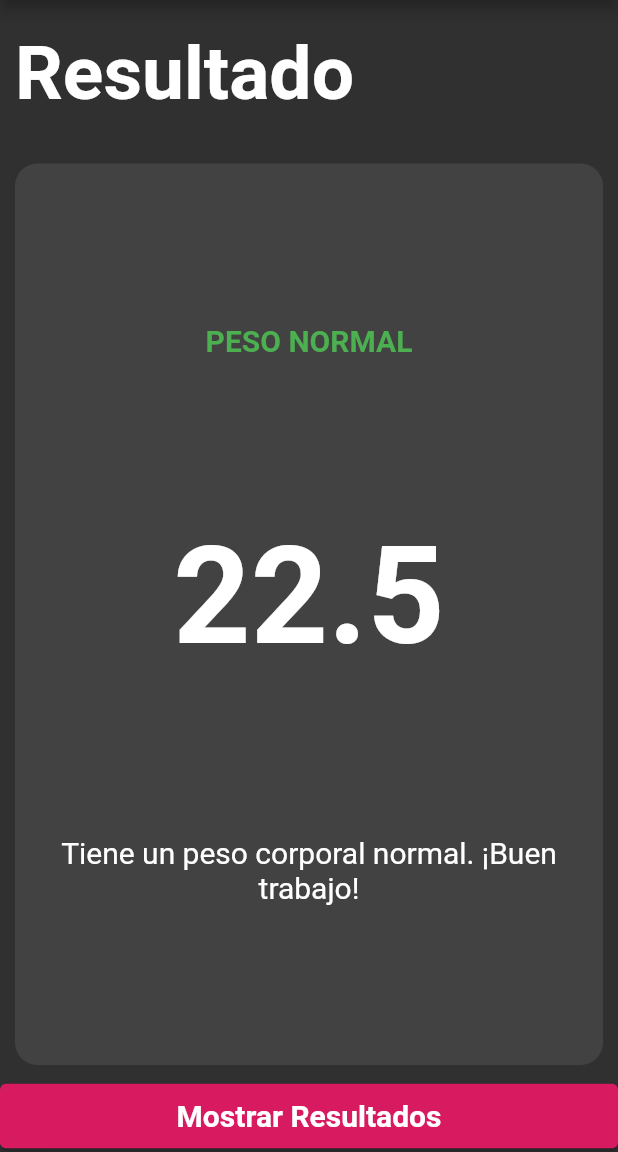
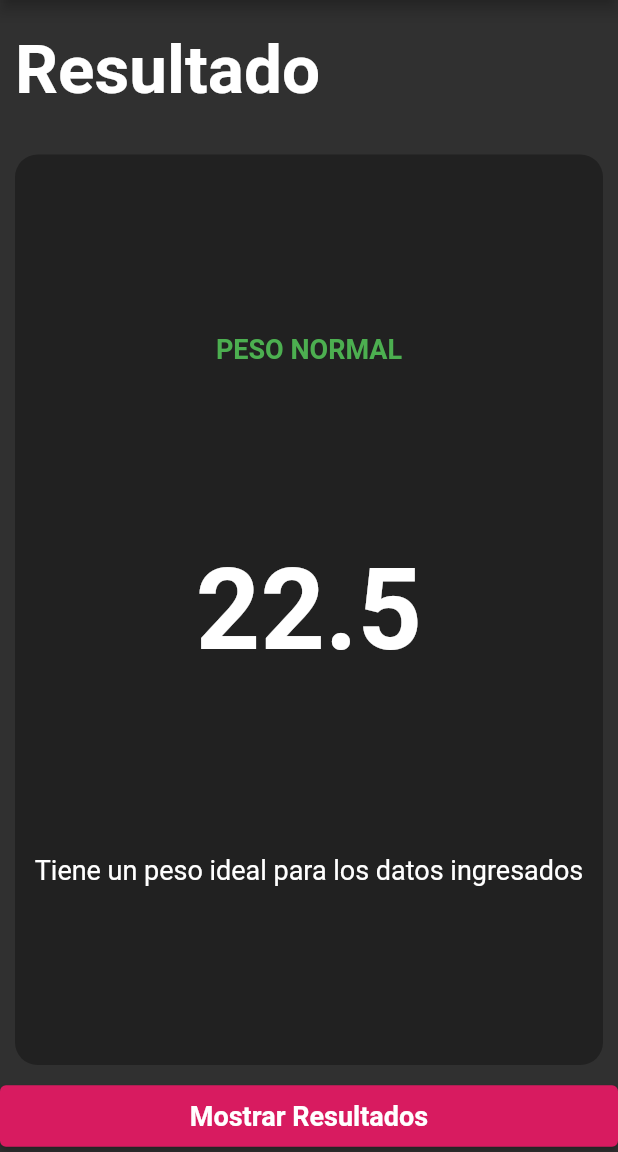
Before and after one commit to juan5d/taller3, a Flutter app: the screen it shows after launch, after a tap on "Mostrar Resultados", on a phone screen of 412 x 824 dp, the part 84-1236 px from its top. Run offline on Flutter 3.47's test engine with Material 2 defaults, Android fonts, the phone set to English and light mode, and no system bars; our stand-ins replace material_design_icons_flutter; Roboto replaces fonts that are missing (RobotoMono).

Commit message:
fix resultados

```diff
--- a/lib/page/resultados-page.dart
+++ b/lib/page/resultados-page.dart
@@ -1,3 +1,5 @@
+import 'dart:math';
+
 import 'package:flutter/material.dart';
 
 class ResultadosPage extends StatelessWidget {
@@ -9,7 +11,6 @@ class ResultadosPage extends StatelessWidget {
   Color color = Colors.white;
 
   ResultadosPage({this.edad, this.peso, this.estatura, this.genero});
-
   @override
   Widget build(BuildContext context) {
     return Scaffold(
@@ -30,7 +31,7 @@ class ResultadosPage extends StatelessWidget {
           padding: const EdgeInsets.fromLTRB(10, 20, 0, 20),
           child: Text(
             "Resultado",
-            style: TextStyle(fontSize: 50, fontWeight: FontWeight.bold),
+            style: TextStyle(fontSize: 45, fontWeight: FontWeight.bold),
           ),
         ),
         Expanded(
@@ -38,7 +39,7 @@ class ResultadosPage extends StatelessWidget {
             margin: EdgeInsets.all(10),
             decoration: BoxDecoration(
               borderRadius: BorderRadius.circular(15),
-              color: Colors.grey[800],
+              color: Colors.grey.shade900,
             ),
             child: Column(
               mainAxisAlignment: MainAxisAlignment.spaceEvenly,
@@ -47,7 +48,7 @@ class ResultadosPage extends StatelessWidget {
                   child: Text(
                     "$resultado",
                     style: TextStyle(
-                        fontSize: 20,
+                        fontSize: 18,
                         fontWeight: FontWeight.bold,
                         color: color),
                   ),
@@ -55,13 +56,13 @@ class ResultadosPage extends StatelessWidget {
                 Center(
                   child: Text(
                     "$valor",
-                    style: TextStyle(fontSize: 90, fontWeight: FontWeight.bold),
+                    style: TextStyle(fontSize: 75, fontWeight: FontWeight.bold),
                   ),
                 ),
                 Center(
                   child: Text(
                     "$mensaje",
-                    style: TextStyle(fontSize: 20),
+                    style: TextStyle(fontSize: 18),
                     textAlign: TextAlign.center,
                   ),
                 )
@@ -82,7 +83,7 @@ class ResultadosPage extends StatelessWidget {
                         padding:
                             EdgeInsets.symmetric(horizontal: 20, vertical: 10),
                         textStyle: TextStyle(
-                            fontSize: 20, fontWeight: FontWeight.bold)),
+                            fontSize: 18, fontWeight: FontWeight.bold)),
                     child: Text(
                       "Mostrar Resultados",
                       style: TextStyle(
@@ -96,33 +97,32 @@ class ResultadosPage extends StatelessWidget {
   }
 
   void _calculo() {
-    valor = estatura / 100;
-    valor *= valor;
+    valor = pow((estatura / 100), 2);
     valor = peso / valor;
     valor = double.parse(valor.toStringAsFixed(1));
     if (valor < 18.5) {
-      resultado = "Bajo peso".toUpperCase();
-      mensaje = "Tiene un peso corporal bajo. ¡Ten cuidado!";
+      resultado = "Bajo Peso".toUpperCase();
+      mensaje = "Se encuentra en un peso bajo para los datos ingresados";
       color = Colors.yellow;
     } else if (valor < 24.9) {
-      resultado = "Peso normal".toUpperCase();
-      mensaje = "Tiene un peso corporal normal. ¡Buen trabajo!";
+      resultado = "Peso Normal".toUpperCase();
+      mensaje = "Tiene un peso ideal para los datos ingresados";
       color = Colors.green;
     } else if (valor < 29.9) {
       resultado = "Sobrepeso".toUpperCase();
-      mensaje = "Tiene sobrepeso. ¡Es momento de tomar medidas!";
+      mensaje = "Se encuentra con un peso relativamente alto para sus datos ";
       color = Colors.yellow;
     } else if (valor < 34.5) {
-      resultado = "Obesidad grado I".toUpperCase();
-      mensaje = "Tiene obesidad nivel 1. ¡Ten cuidado, esto es una enfermedad!";
+      resultado = "Obesidad Grado I".toUpperCase();
+      mensaje = "Estado de obesidad grado I no adecuado";
       color = Colors.amber;
     } else if (valor < 39.9) {
-      resultado = "Obesidad grado II".toUpperCase();
-      mensaje = "Tiene obesidad nivel 2. ¡Mucho cuidado, esto es grave!";
+      resultado = "Obesidad Grado II".toUpperCase();
+      mensaje = "Su sobrepeso esta en grado II. Alerta!";
       color = Colors.orange;
     } else {
-      resultado = "Obesidad grado III".toUpperCase();
-      mensaje = "Tiene obesidad nivel 3. ¡Peligro, zona roja!";
+      resultado = "Obesidad Grado III".toUpperCase();
+      mensaje = "Se envuentra en obesidad mórbida o extrema";
       color = Colors.red;
     }
   }
```
